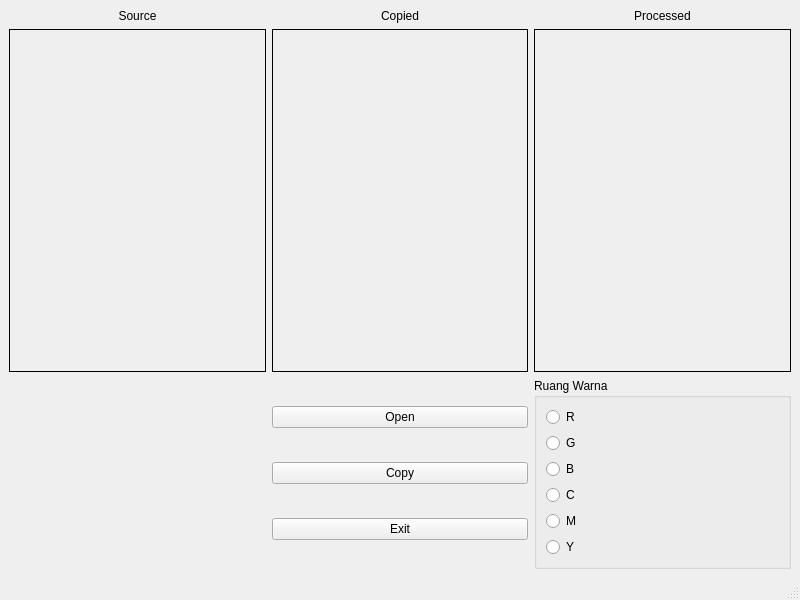
Above: modul1py/basic.ui from hariangr/praktikum-pcd-2021 before the change. Below: the same form after it.
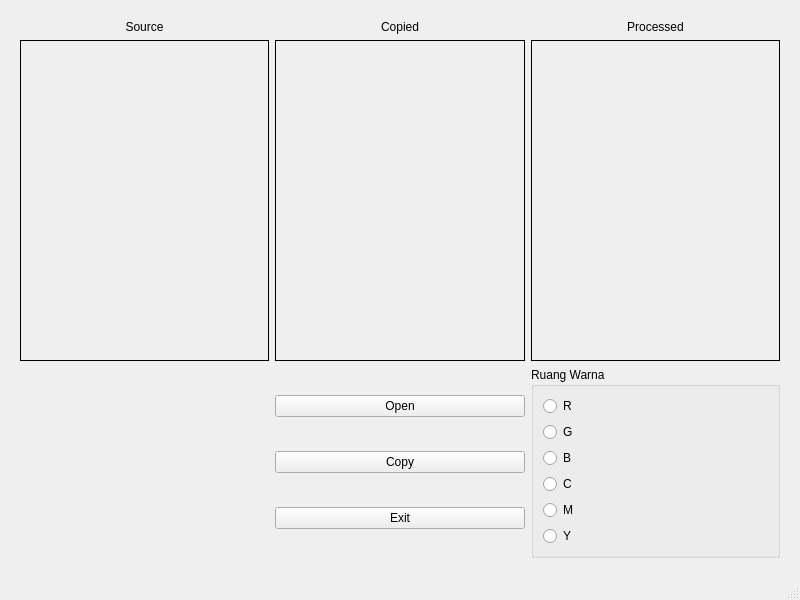
That is the form after the change.

Commit message: finish mod 1, hopefully

What changed in the file:
```diff
--- a/modul1py/basic.ui
+++ b/modul1py/basic.ui
@@ -15,6 +15,18 @@
   </property>
   <widget class="QWidget" name="centralwidget">
    <layout class="QGridLayout" name="gridLayout">
+    <property name="leftMargin">
+     <number>20</number>
+    </property>
+    <property name="topMargin">
+     <number>20</number>
+    </property>
+    <property name="rightMargin">
+     <number>20</number>
+    </property>
+    <property name="bottomMargin">
+     <number>20</number>
+    </property>
     <item row="1" column="0">
      <widget class="QLabel" name="imgSrc">
       <property name="sizePolicy">
```
The commit also changes 1 other file.
